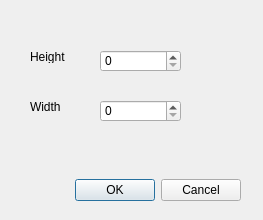
Old version of the form PhotoAlbum/resizewindow.ui in the repository catlin0123/PhotoAlbum.
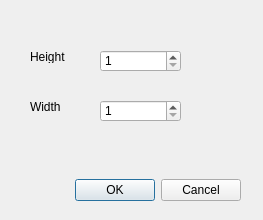
New version of the form.

```diff
--- a/PhotoAlbum/resizewindow.ui
+++ b/PhotoAlbum/resizewindow.ui
@@ -64,6 +64,12 @@
      <height>22</height>
     </rect>
    </property>
+   <property name="minimum">
+    <number>1</number>
+   </property>
+   <property name="maximum">
+    <number>2000</number>
+   </property>
   </widget>
   <widget class="QSpinBox" name="widthSpinBox">
    <property name="geometry">
@@ -74,6 +80,12 @@
      <height>22</height>
     </rect>
    </property>
+   <property name="minimum">
+    <number>1</number>
+   </property>
+   <property name="maximum">
+    <number>2000</number>
+   </property>
   </widget>
  </widget>
  <resources/>
```
